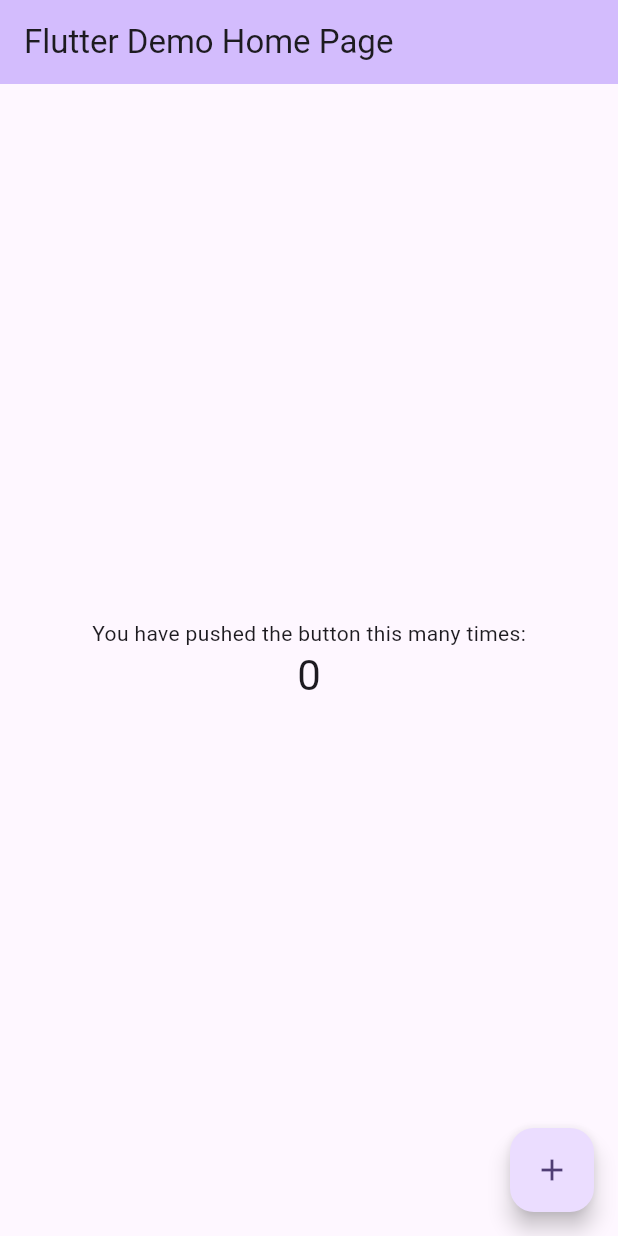
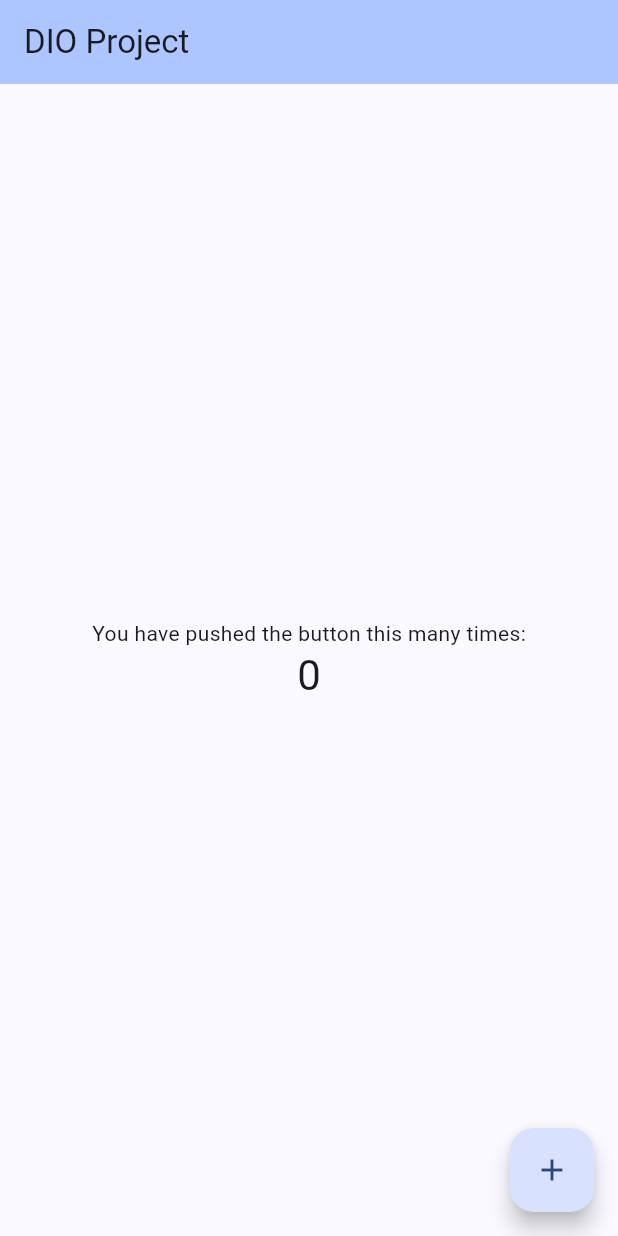
Before and after one commit to felipeBergamo31/dioproject, a Flutter app: the screen it shows after launch, on a phone screen of 412 x 824 dp. Run offline on Flutter 3.47's test engine with Material 3 defaults, Android fonts, the phone set to English and light mode, and no system bars.

Commit message:
FEAT: Change name and color

```diff
--- a/dioproject/lib/main.dart
+++ b/dioproject/lib/main.dart
@@ -11,7 +11,7 @@ class MyApp extends StatelessWidget {
   @override
   Widget build(BuildContext context) {
     return MaterialApp(
-      title: 'Flutter Demo',
+      title: 'Dio Project',
       theme: ThemeData(
         // This is the theme of your application.
         //
@@ -28,10 +28,10 @@ class MyApp extends StatelessWidget {
         //
         // This works for code too, not just values: Most code changes can be
         // tested with just a hot reload.
-        colorScheme: ColorScheme.fromSeed(seedColor: Colors.deepPurple),
+        colorScheme: ColorScheme.fromSeed(seedColor: Colors.blueAccent),
         useMaterial3: true,
       ),
-      home: const MyHomePage(title: 'Flutter Demo Home Page'),
+      home: const MyHomePage(title: 'DIO Project'),
     );
   }
 }
```
